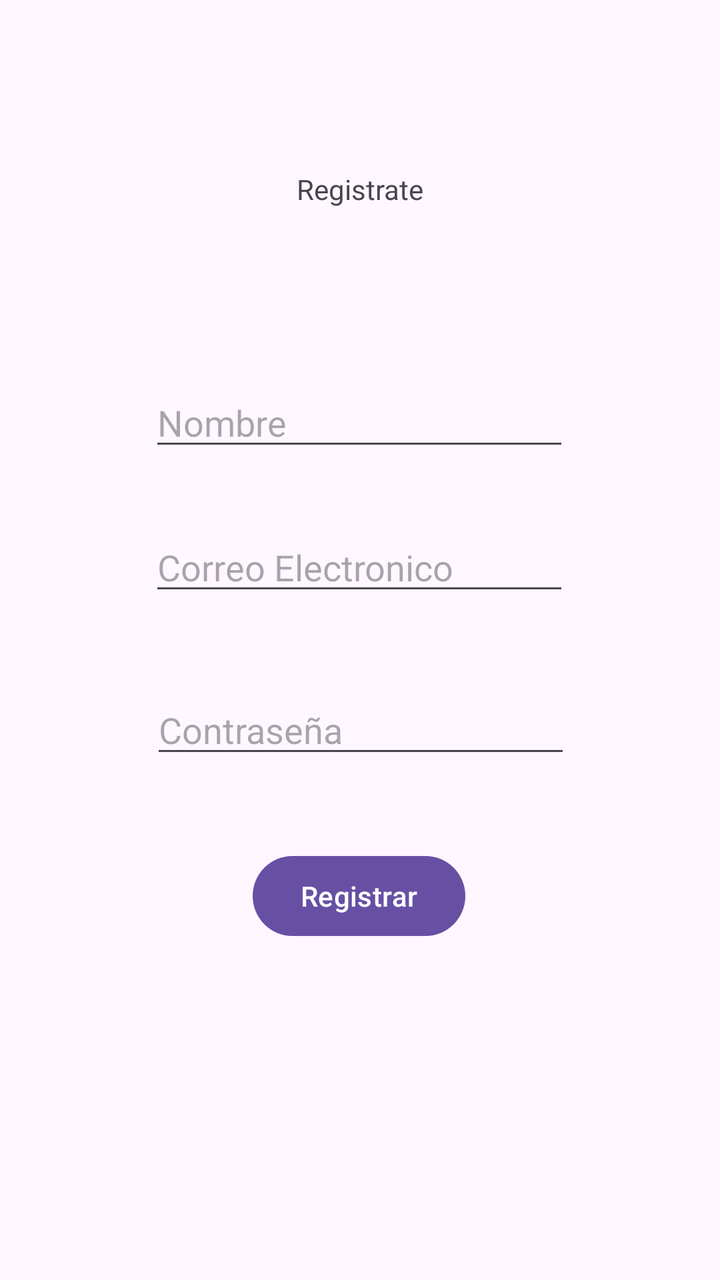
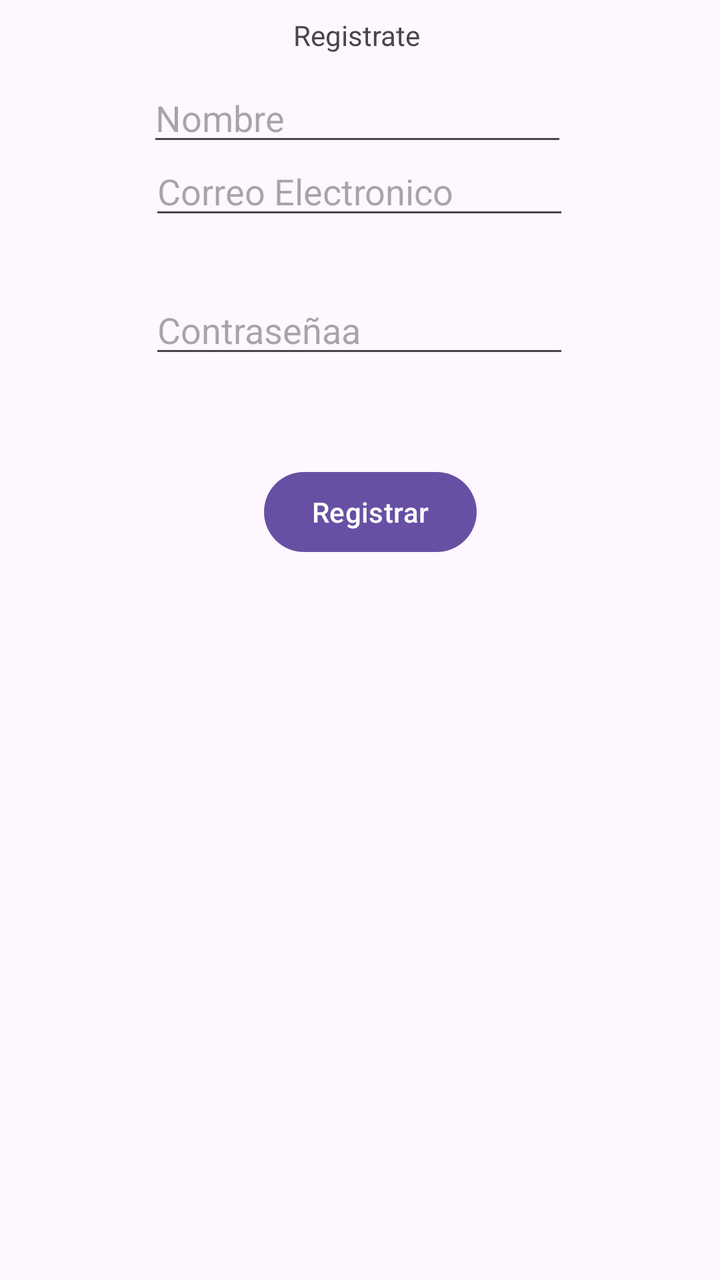

Two renders of the same Android screen: before a commit and after it. Below are the layout's source before the change and the commit's diff.
<!-- AndroidManifest.xml: application theme Theme.TecnicaPomodoro -->
<!-- res/layout/activity_register.xml -->
<?xml version="1.0" encoding="utf-8"?>
<androidx.constraintlayout.widget.ConstraintLayout xmlns:android="http://schemas.android.com/apk/res/android"
    xmlns:app="http://schemas.android.com/apk/res-auto"
    xmlns:tools="http://schemas.android.com/tools"
    android:layout_width="match_parent"
    android:layout_height="match_parent">

    <EditText
        android:id="@+id/edNombre"
        android:layout_width="wrap_content"
        android:layout_height="wrap_content"
        android:layout_marginTop="44dp"
        android:ems="10"
        android:hint="Nombre"
        android:inputType="text"
        app:layout_constraintBottom_toTopOf="@+id/edCorreo"
        app:layout_constraintEnd_toEndOf="parent"
        app:layout_constraintHorizontal_bias="0.497"
        app:layout_constraintStart_toStartOf="parent"
        app:layout_constraintTop_toTopOf="parent"
        app:layout_constraintVertical_bias="0.824" />

    <EditText
        android:id="@+id/edCorreo"
        android:layout_width="wrap_content"
        android:layout_height="wrap_content"
        android:layout_marginBottom="40dp"
        android:ems="10"
        android:hint="Correo Electronico"
        android:inputType="textEmailAddress"
        app:layout_constraintBottom_toTopOf="@+id/edPassword"
        app:layout_constraintEnd_toEndOf="parent"
        app:layout_constraintHorizontal_bias="0.497"
        app:layout_constraintStart_toStartOf="parent" />

    <EditText
        android:id="@+id/edPassword"
        android:layout_width="wrap_content"
        android:layout_height="wrap_content"
        android:layout_marginBottom="40dp"
        android:ems="10"
        android:hint="Contraseña"
        android:inputType="textPassword"
        app:layout_constraintBottom_toTopOf="@+id/edRegistrar"
        app:layout_constraintEnd_toEndOf="parent"
        app:layout_constraintHorizontal_bias="0.502"
        app:layout_constraintStart_toStartOf="parent" />

    <Button
        android:id="@+id/edRegistrar"
        android:layout_width="wrap_content"
        android:layout_height="wrap_content"
        android:layout_marginBottom="168dp"
        android:text="Registrar"
        app:layout_constraintBottom_toBottomOf="parent"
        app:layout_constraintEnd_toEndOf="parent"
        app:layout_constraintHorizontal_bias="0.498"
        app:layout_constraintStart_toStartOf="parent" />

    <TextView
        android:id="@+id/textView4"
        android:layout_width="wrap_content"
        android:layout_height="wrap_content"
        android:text="Registrate"
        app:layout_constraintBottom_toTopOf="@+id/edNombre"
        app:layout_constraintEnd_toEndOf="parent"
        app:layout_constraintStart_toStartOf="parent"
        app:layout_constraintTop_toTopOf="parent" />
</androidx.constraintlayout.widget.ConstraintLayout>
<!-- resources referenced by this layout -->
<resources>
  <style name="Theme.TecnicaPomodoro" parent="Base.Theme.TecnicaPomodoro" />
  <style name="Base.Theme.TecnicaPomodoro" parent="Theme.Material3.DayNight.NoActionBar">
          
          
      </style>
</resources>

<!-- the commit's change to res/layout/activity_register.xml (unified diff, before → after) -->
@@ -4,6 +4,42 @@
     xmlns:tools="http://schemas.android.com/tools"
     android:layout_width="match_parent"
     android:layout_height="match_parent">
+
+    <EditText
+        android:id="@+id/edCorreo"
+        android:layout_width="wrap_content"
+        android:layout_height="wrap_content"
+        android:layout_marginBottom="28dp"
+        android:ems="10"
+        android:hint="Correo Electronico"
+        android:inputType="textEmailAddress"
+        app:layout_constraintBottom_toTopOf="@+id/edPassword"
+        app:layout_constraintEnd_toEndOf="parent"
+        app:layout_constraintHorizontal_bias="0.497"
+        app:layout_constraintStart_toStartOf="parent" />
+
+    <Button
+        android:id="@+id/edRegistrar"
+        android:layout_width="wrap_content"
+        android:layout_height="wrap_content"
+        android:layout_marginBottom="360dp"
+        android:text="Registrar"
+        app:layout_constraintBottom_toBottomOf="parent"
+        app:layout_constraintEnd_toEndOf="parent"
+        app:layout_constraintHorizontal_bias="0.521"
+        app:layout_constraintStart_toStartOf="parent" />
+
+    <TextView
+        android:id="@+id/textView4"
+        android:layout_width="wrap_content"
+        android:layout_height="wrap_content"
+        android:text="Registrate"
+        app:layout_constraintBottom_toTopOf="@+id/edNombre"
+        app:layout_constraintEnd_toEndOf="parent"
+        app:layout_constraintHorizontal_bias="0.495"
+        app:layout_constraintStart_toStartOf="parent"
+        app:layout_constraintTop_toTopOf="parent"
+        app:layout_constraintVertical_bias="0.454" />
 
     <EditText
         android:id="@+id/edNombre"
@@ -15,55 +51,31 @@
         android:inputType="text"
         app:layout_constraintBottom_toTopOf="@+id/edCorreo"
         app:layout_constraintEnd_toEndOf="parent"
-        app:layout_constraintHorizontal_bias="0.497"
+        app:layout_constraintHorizontal_bias="0.492"
         app:layout_constraintStart_toStartOf="parent"
         app:layout_constraintTop_toTopOf="parent"
-        app:layout_constraintVertical_bias="0.824" />
-
-    <EditText
-        android:id="@+id/edCorreo"
-        android:layout_width="wrap_content"
-        android:layout_height="wrap_content"
-        android:layout_marginBottom="40dp"
-        android:ems="10"
-        android:hint="Correo Electronico"
-        android:inputType="textEmailAddress"
-        app:layout_constraintBottom_toTopOf="@+id/edPassword"
-        app:layout_constraintEnd_toEndOf="parent"
-        app:layout_constraintHorizontal_bias="0.497"
-        app:layout_constraintStart_toStartOf="parent" />
+        app:layout_constraintVertical_bias="0.632" />
 
     <EditText
         android:id="@+id/edPassword"
         android:layout_width="wrap_content"
         android:layout_height="wrap_content"
-        android:layout_marginBottom="40dp"
+        android:layout_marginBottom="48dp"
         android:ems="10"
-        android:hint="Contraseña"
+        android:hint="Contraseñaa"
         android:inputType="textPassword"
         app:layout_constraintBottom_toTopOf="@+id/edRegistrar"
         app:layout_constraintEnd_toEndOf="parent"
-        app:layout_constraintHorizontal_bias="0.502"
+        app:layout_constraintHorizontal_bias="0.497"
         app:layout_constraintStart_toStartOf="parent" />
 
-    <Button
-        android:id="@+id/edRegistrar"
-        android:layout_width="wrap_content"
-        android:layout_height="wrap_content"
-        android:layout_marginBottom="168dp"
-        android:text="Registrar"
+    <androidx.recyclerview.widget.RecyclerView
+        android:id="@+id/recyUsuarios"
+        android:layout_width="150dp"
+        android:layout_height="254dp"
         app:layout_constraintBottom_toBottomOf="parent"
         app:layout_constraintEnd_toEndOf="parent"
-        app:layout_constraintHorizontal_bias="0.498"
-        app:layout_constraintStart_toStartOf="parent" />
+        app:layout_constraintStart_toStartOf="parent"
+        app:layout_constraintTop_toBottomOf="@+id/edRegistrar" />
 
-    <TextView
-        android:id="@+id/textView4"
-        android:layout_width="wrap_content"
-        android:layout_height="wrap_content"
-        android:text="Registrate"
-        app:layout_constraintBottom_toTopOf="@+id/edNombre"
-        app:layout_constraintEnd_toEndOf="parent"
-        app:layout_constraintStart_toStartOf="parent"
-        app:layout_constraintTop_toTopOf="parent" />
 </androidx.constraintlayout.widget.ConstraintLayout>
